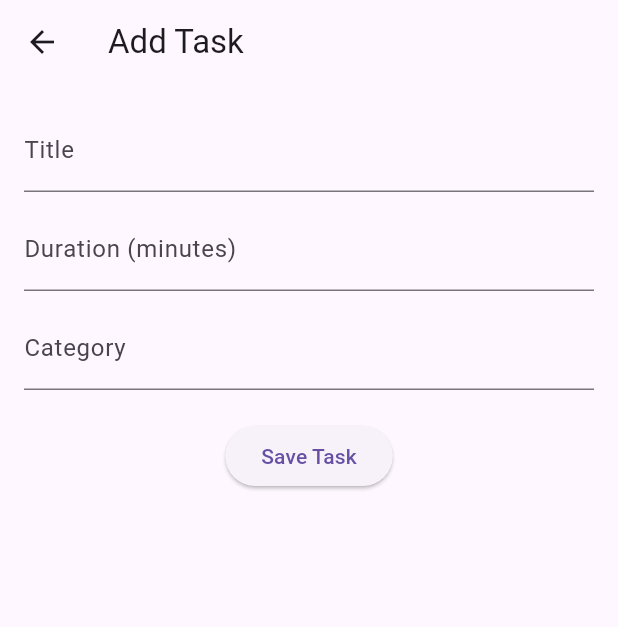
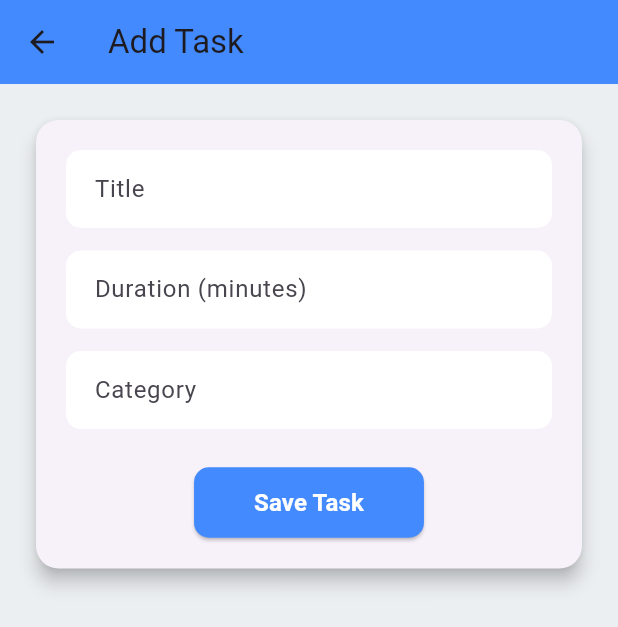
Before and after one commit to ibrahimgad1/to-do-app, a Flutter app: the AddTaskScreen screen opened directly, on a phone screen of 412 x 824 dp. Shown: the top 627 px of the screen. Run offline on Flutter 3.47's test engine with Material 3 defaults, Android fonts, the phone set to English and light mode, and no system bars.

Commit message:
Update add_task.dart

```diff
--- a/lib/add_task.dart
+++ b/lib/add_task.dart
@@ -33,39 +33,76 @@ class _AddTaskScreenState extends State<AddTaskScreen> {
   @override
   Widget build(BuildContext context) {
     return Scaffold(
-      appBar: AppBar(title: const Text("Add Task")),
+      backgroundColor: Colors.blueGrey[50], // Light background color
+      appBar: AppBar(
+        title: const Text("Add Task"),
+        backgroundColor: Colors.blueAccent,
+        elevation: 0,
+      ),
       body: Padding(
-        padding: const EdgeInsets.all(16.0),
+        padding: const EdgeInsets.all(20.0),
+        child: Card(
+          elevation: 5,
+          shape: RoundedRectangleBorder(borderRadius: BorderRadius.circular(15)),
+          child: Padding(
+            padding: const EdgeInsets.all(20.0),
             child: Form(
               key: _formKey,
               child: Column(
+                mainAxisSize: MainAxisSize.min,
                 children: [
                   TextFormField(
                     controller: _titleController,
-                decoration: const InputDecoration(labelText: "Title"),
+                    decoration: _inputDecoration("Title"),
                     validator: (value) => validateField(value, "title"),
                   ),
-              const SizedBox(height: 10),
+                  const SizedBox(height: 15),
                   TextFormField(
                     controller: _durationController,
-                decoration: const InputDecoration(labelText: "Duration (minutes)"),
+                    decoration: _inputDecoration("Duration (minutes)"),
+                    keyboardType: TextInputType.number,
                     validator: (value) => validateField(value, "duration"),
                   ),
-              const SizedBox(height: 10),
+                  const SizedBox(height: 15),
                   TextFormField(
                     controller: _catController,
-                decoration: const InputDecoration(labelText: "Category"),
+                    decoration: _inputDecoration("Category"),
                     validator: (value) => validateField(value, "category"),
                   ),
-              const SizedBox(height: 20),
+                  const SizedBox(height: 25),
                   ElevatedButton(
                     onPressed: _saveTask,
-                child: const Text("Save Task"),
+                    style: ElevatedButton.styleFrom(
+                      backgroundColor: Colors.blueAccent,
+                      padding: const EdgeInsets.symmetric(vertical: 12, horizontal: 40),
+                      shape: RoundedRectangleBorder(
+                        borderRadius: BorderRadius.circular(10),
+                      ),
+                    ),
+                    child: const Text(
+                      "Save Task",
+                      style: TextStyle(fontSize: 16, fontWeight: FontWeight.bold, color: Colors.white),
+                    ),
                   ),
                 ],
               ),
             ),
           ),
+        ),
+      ),
+    );
+  }
+
+  InputDecoration _inputDecoration(String label) {
+    return InputDecoration(
+      labelText: label,
+      filled: true,
+      fillColor: Colors.white,
+      border: OutlineInputBorder(
+        borderRadius: BorderRadius.circular(10),
+        borderSide: BorderSide.none,
+      ),
+      contentPadding: const EdgeInsets.symmetric(vertical: 14, horizontal: 15),
     );
   }
 }
```
Lines whose indentation alone changed are shown as unchanged.
